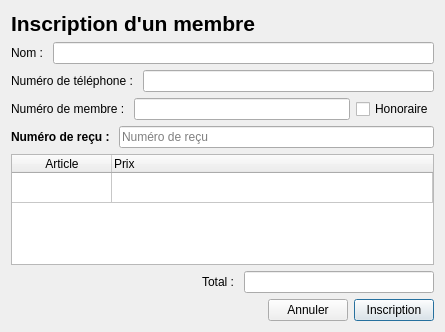
Old version of the form GUI/inscription_membre.ui in the repository samueldrouin/PyGuide.
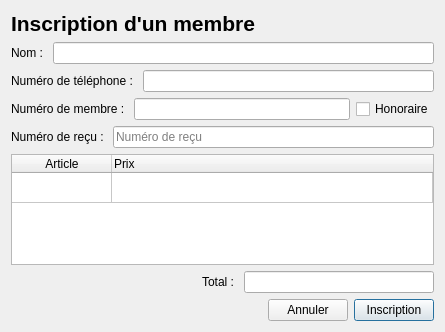
New version of the form.

Diff of the .ui file:
```diff
--- a/GUI/inscription_membre.ui
+++ b/GUI/inscription_membre.ui
@@ -95,8 +95,8 @@
       <widget class="QLabel" name="label_4">
        <property name="font">
         <font>
-         <weight>75</weight>
-         <bold>true</bold>
+         <weight>50</weight>
+         <bold>false</bold>
         </font>
        </property>
        <property name="text">
```
